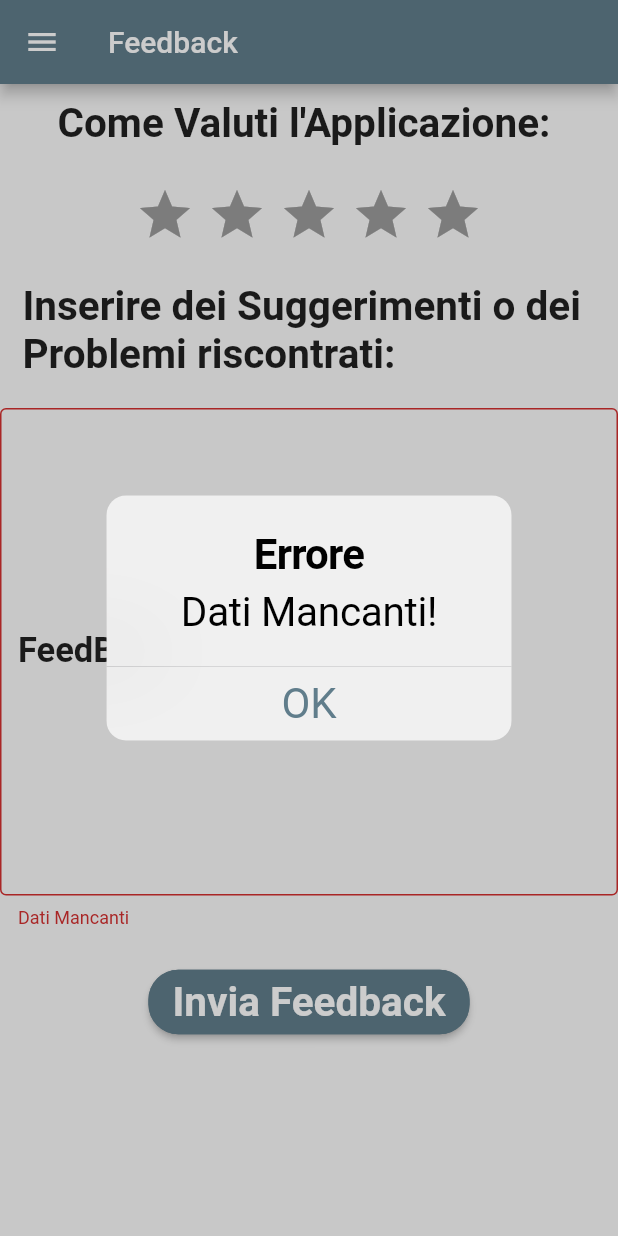
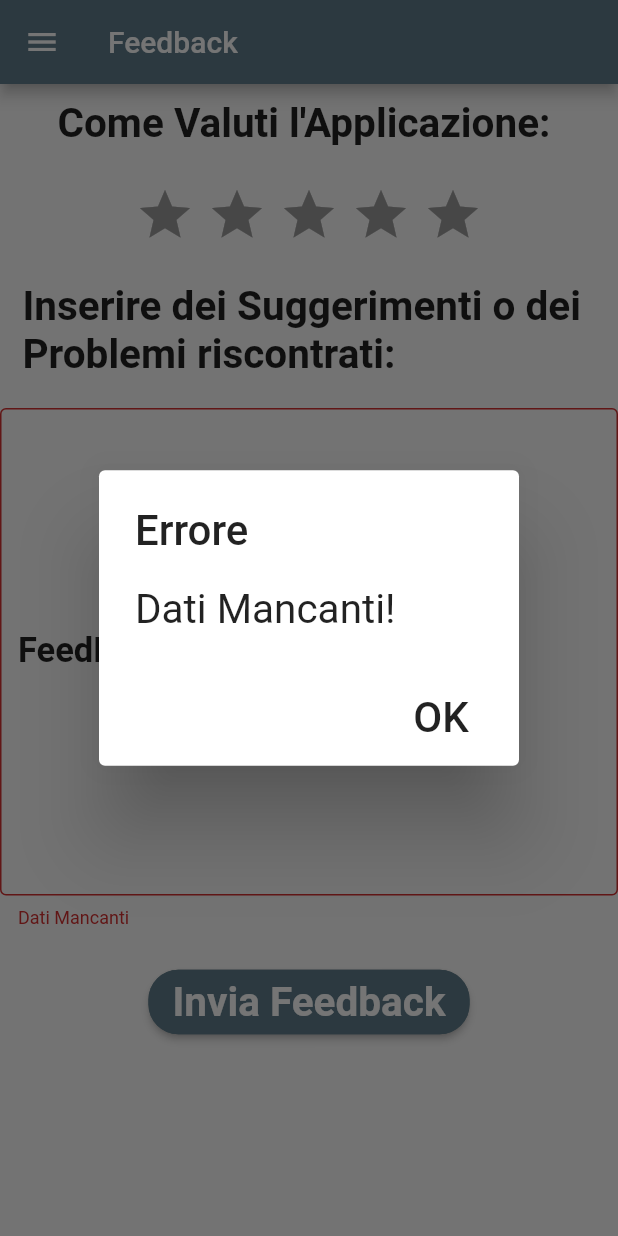
Before and after one commit to Progxy/fdmApp, a Flutter app: the FeedBack screen opened by its route, after a tap on "Invia Feedback", on a phone screen of 412 x 824 dp. Run offline on Flutter 3.47's test engine with Material 2 defaults, Android fonts, the phone set to English and light mode, and no system bars; drawn by our look-alikes of flutter_rating_bar; our stand-ins replace bordered_text, carousel_slider, form_field_validator, intl_phone_field, marquee, video_player.

Commit message:
cross-platform feedback

```diff
--- a/lib/screens/feedback.dart
+++ b/lib/screens/feedback.dart
@@ -20,6 +20,7 @@ class _FeedBackState extends State<FeedBack> {
 
   @override
   Widget build(BuildContext context) {
+    final bool isIOS = Theme.of(context).platform == TargetPlatform.iOS;
     return Scaffold(
       appBar: AppBar(
         title: Text("Feedback"),
@@ -130,6 +131,7 @@ class _FeedBackState extends State<FeedBack> {
                       color: Colors.blueGrey,
                       onPressed: () {
                         if (_formKey.currentState.validate()) {
+                          if (isIOS) {
                             showCupertinoDialog(
                               context: context,
                               builder: (BuildContext context) =>
@@ -165,9 +167,46 @@ class _FeedBackState extends State<FeedBack> {
                                 ],
                               ),
                             );
+                          } else {
+                            showDialog(
+                              context: context,
+                              builder: (BuildContext context) => AlertDialog(
+                                title: Text(
+                                  "Grazie per la Recensione!",
+                                  style: TextStyle(
+                                    fontSize: 28,
+                                  ),
+                                ),
+                                content: Text(
+                                  "Provvederemo a prendere in esame i problemi ed i suggerimenti.\nLa Fondazione Don Milani.",
+                                  style: TextStyle(
+                                    fontSize: 27,
+                                  ),
+                                ),
+                                actions: [
+                                  FlatButton(
+                                    onPressed: () {
+                                      Navigator.push(
+                                          context,
+                                          MaterialPageRoute(
+                                              builder: (context) =>
+                                                  MyHomePage()));
+                                    },
+                                    child: Text(
+                                      "Vai alla HomePage",
+                                      style: TextStyle(
+                                        fontSize: 28,
+                                      ),
+                                    ),
+                                  )
+                                ],
+                              ),
+                            );
+                          }
                           print(feedBack);
                           print(ratingValue);
                         } else {
+                          if (isIOS) {
                             showCupertinoDialog(
                               context: context,
                               builder: (BuildContext context) =>
@@ -200,6 +239,39 @@ class _FeedBackState extends State<FeedBack> {
                                 ],
                               ),
                             );
+                          } else {
+                            showDialog(
+                              context: context,
+                              builder: (BuildContext context) => AlertDialog(
+                                title: Text(
+                                  "Errore",
+                                  style: TextStyle(
+                                    fontSize: 28,
+                                  ),
+                                ),
+                                content: Text(
+                                  "Dati Mancanti!",
+                                  style: TextStyle(
+                                    fontSize: 27,
+                                  ),
+                                ),
+                                actions: [
+                                  FlatButton(
+                                    child: Text(
+                                      "OK",
+                                      style: TextStyle(
+                                        fontSize: 28,
+                                      ),
+                                    ),
+                                    onPressed: () {
+                                      Navigator.of(context, rootNavigator: true)
+                                          .pop('dialog');
+                                    },
+                                  )
+                                ],
+                              ),
+                            );
+                          }
                         }
                       },
                       child: Text(
```
Lines whose indentation alone changed are shown as unchanged.
